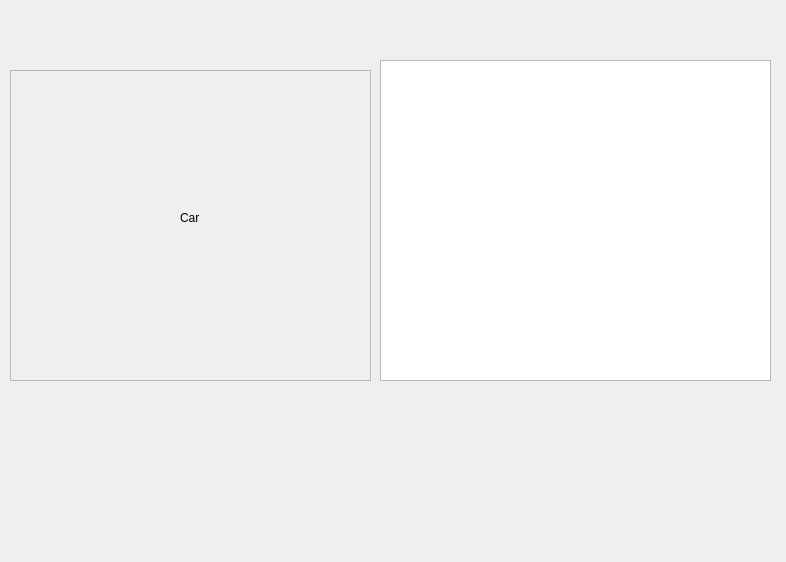
First picture: the form in offerwindow.ui, repository happy394/qt_project_hse, before the edit.
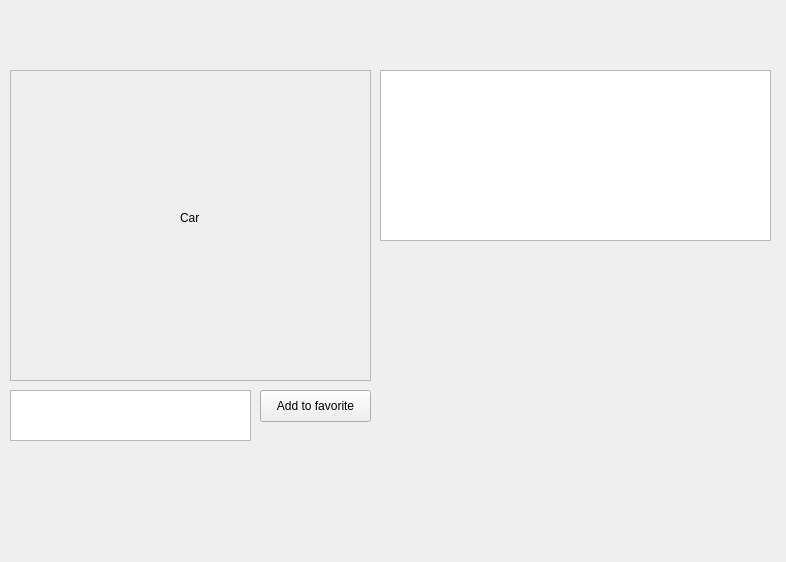
Second picture: the form after the edit.

Patch:
```diff
--- a/offerwindow.ui
+++ b/offerwindow.ui
@@ -17,9 +17,9 @@
    <property name="geometry">
     <rect>
      <x>380</x>
-     <y>60</y>
+     <y>70</y>
      <width>391</width>
-     <height>321</height>
+     <height>171</height>
     </rect>
    </property>
   </widget>
@@ -52,6 +52,29 @@
     </property>
    </widget>
   </widget>
+  <widget class="QListView" name="CarName">
+   <property name="geometry">
+    <rect>
+     <x>10</x>
+     <y>390</y>
+     <width>241</width>
+     <height>51</height>
+    </rect>
+   </property>
+  </widget>
+  <widget class="QPushButton" name="FavoriteButton">
+   <property name="geometry">
+    <rect>
+     <x>260</x>
+     <y>390</y>
+     <width>111</width>
+     <height>32</height>
+    </rect>
+   </property>
+   <property name="text">
+    <string>Add to favorite</string>
+   </property>
+  </widget>
  </widget>
  <resources/>
  <connections/>
```
Left out of the diff: 4 changed lines with no effect on the pictures.
